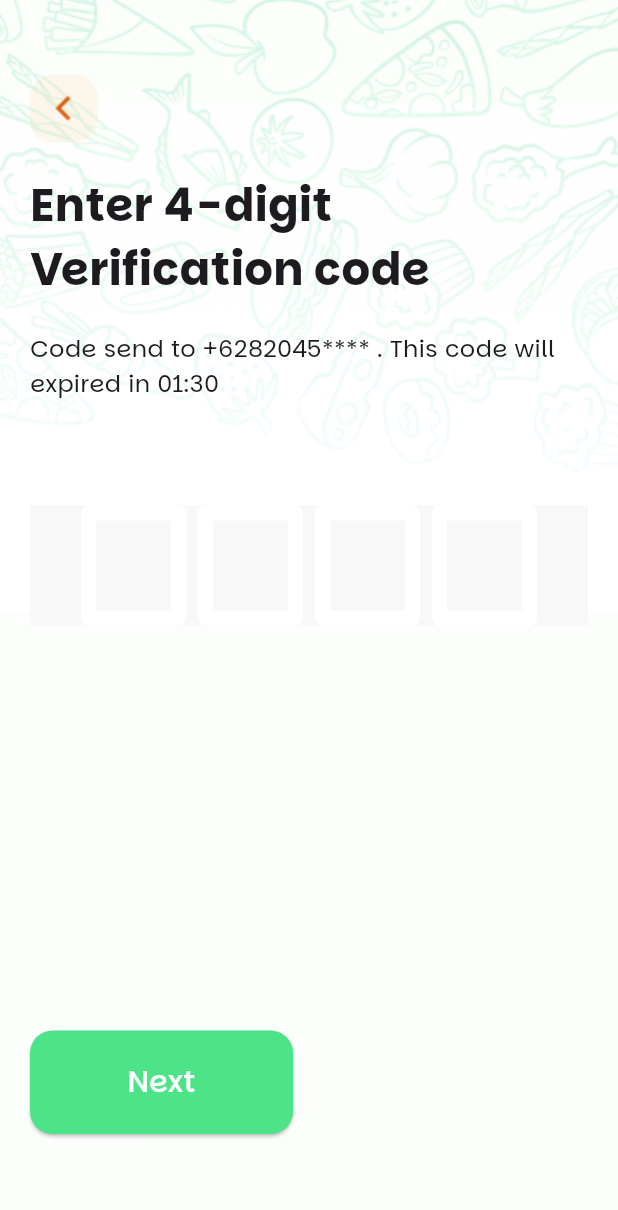
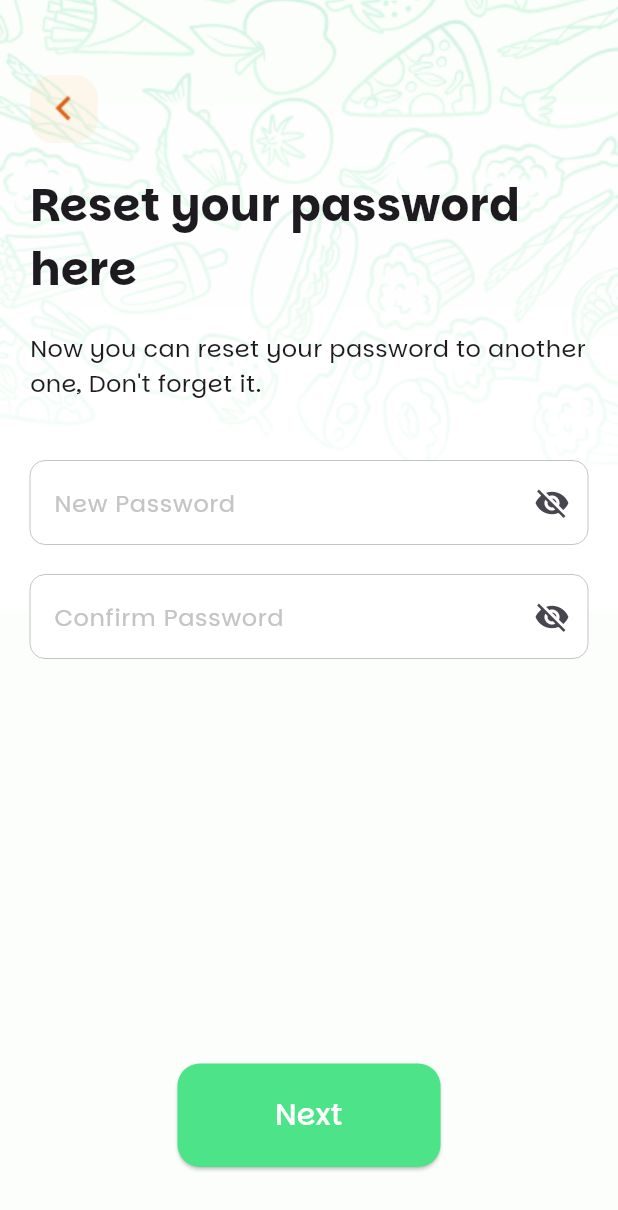
Before and after one commit to ZiadSala7/Food_Delivery_App, a Flutter app: the ConfirmOtpView screen opened by its route, after a tap on "Next", on a phone screen of 412 x 824 dp. Shown: the top 1210 px of the screen. Run offline on Flutter 3.47's test engine with Material 3 defaults, Android fonts, the phone set to English and light mode, and no system bars; drawn by our look-alikes of pinput; our stand-ins replace animate_do, shared_preferences; accounts and stored records are empty.

Commit message:
ResetPAsswordView

```diff
--- a/lib/core/app/app_routes_map.dart
+++ b/lib/core/app/app_routes_map.dart
@@ -2,6 +2,7 @@ import 'package:flutter/material.dart';
 import 'package:food_delivery_app/core/utils/app_routes.dart';
 import 'package:food_delivery_app/features/auth/forget_password/presentation/views/forget_password_view.dart';
 import 'package:food_delivery_app/features/auth/forget_password/presentation/views/confirm_otp_view.dart';
+import 'package:food_delivery_app/features/auth/forget_password/presentation/views/reset_password_view.dart';
 import 'package:food_delivery_app/features/auth/login/presentation/views/login_view.dart';
 import 'package:food_delivery_app/features/auth/register/presentation/views/register_view.dart';
 import '../../features/onboarding/presentation/views/first_onboarding_view.dart';
@@ -15,5 +16,6 @@ Map<String, WidgetBuilder> get appRoutesMap {
     AppRoutes.registerView: (context) => const RegisterView(),
     AppRoutes.forgetPassView: (context) => const ForgetPasswordView(),
     AppRoutes.confirmOtpView: (context) => const ConfirmOtpView(),
+    AppRoutes.resetPassView: (context) => const ResetPasswordView(),
   };
 }
--- a/lib/core/utils/app_routes.dart
+++ b/lib/core/utils/app_routes.dart
@@ -6,4 +6,5 @@ class AppRoutes {
   static const String registerView = "registerView";
   static const String forgetPassView = "forgetPassView";
   static const String confirmOtpView = "confirmOtpView";
+  static const String resetPassView = "resetPassView";
 }
--- a/lib/core/utils/my_strings.dart
+++ b/lib/core/utils/my_strings.dart
@@ -22,4 +22,9 @@ class MyStrings {
       "Code send to +6282045**** . This code will expired in 01:30";
   static const String backTxt = "Back";
   static const String tryOrder = "Try Order";
+  static const String resetPassHere = "Reset your password\nhere";
+  static const String resetPassDesc =
+      "Now you can reset your password to another one, Don't forget it.";
+  static const String newPassword = "New Password";
+  static const String confirmPassword = "Confirm Password";
 }
--- /dev/null
+++ b/lib/features/auth/forget_password/presentation/views/reset_password_view.dart
@@ -0,0 +1,63 @@
+import 'package:flutter/material.dart';
+import 'package:food_delivery_app/core/common/widgets/custom_button.dart';
+import 'package:food_delivery_app/core/common/widgets/custom_password_text_field.dart';
+import 'package:food_delivery_app/core/utils/app_text_styles.dart';
+import 'package:food_delivery_app/core/utils/my_strings.dart';
+import 'package:food_delivery_app/features/auth/common/custom_common_auth_background.dart';
+import 'package:food_delivery_app/features/auth/forget_password/presentation/views/widgets/custom_arrow_back_button.dart';
+
+class ResetPasswordView extends StatelessWidget {
+  const ResetPasswordView({super.key});
+
+  @override
+  Widget build(BuildContext context) {
+    return const Scaffold(
+      body: CustomCommonBackground(widget: ResetPasswordViewBody()),
+    );
+  }
+}
+
+class ResetPasswordViewBody extends StatelessWidget {
+  const ResetPasswordViewBody({super.key});
+
+  @override
+  Widget build(BuildContext context) {
+    return SingleChildScrollView(
+      child: Column(
+        crossAxisAlignment: CrossAxisAlignment.start,
+        children: [
+          const SizedBox(height: 50),
+          CustomArrowBackButton(onPressed: Navigator.of(context).pop),
+          const SizedBox(height: 20),
+          const Text(
+            MyStrings.resetPassHere,
+            style: AppTextStyles.text30Bold,
+            textAlign: TextAlign.left,
+          ),
+          const SizedBox(height: 20),
+          const Text(
+            MyStrings.resetPassDesc,
+            style: AppTextStyles.text16Reg,
+          ),
+          const SizedBox(height: 40),
+          CustomPasswordTextFormField(
+            title: MyStrings.newPassword,
+            controller: TextEditingController(),
+          ),
+          const SizedBox(height: 20),
+          CustomPasswordTextFormField(
+            title: MyStrings.confirmPassword,
+            controller: TextEditingController(),
+          ),
+          const SizedBox(height: 270),
+          Center(
+            child: CustomButton(
+              onPressed: () {},
+              txt: MyStrings.next,
+            ),
+          ),
+        ],
+      ),
+    );
+  }
+}
--- a/lib/features/auth/forget_password/presentation/views/widgets/confirm_otp_view_body.dart
+++ b/lib/features/auth/forget_password/presentation/views/widgets/confirm_otp_view_body.dart
@@ -1,6 +1,7 @@
 import 'package:flutter/material.dart';
 import 'package:food_delivery_app/constants.dart';
 import 'package:food_delivery_app/core/common/widgets/custom_button.dart';
+import 'package:food_delivery_app/core/utils/app_routes.dart';
 import 'package:food_delivery_app/core/utils/app_text_styles.dart';
 import 'package:food_delivery_app/core/utils/my_strings.dart';
 import 'package:food_delivery_app/features/auth/forget_password/presentation/views/widgets/custom_arrow_back_button.dart';
@@ -41,7 +42,9 @@ class ConfirmOtpViewBody extends StatelessWidget {
         ),
         const SizedBox(height: 270),
         CustomButton(
-          onPressed: () {},
+          onPressed: () {
+            Navigator.pushNamed(context, AppRoutes.resetPassView);
+          },
           txt: MyStrings.next,
         ),
       ],
```
